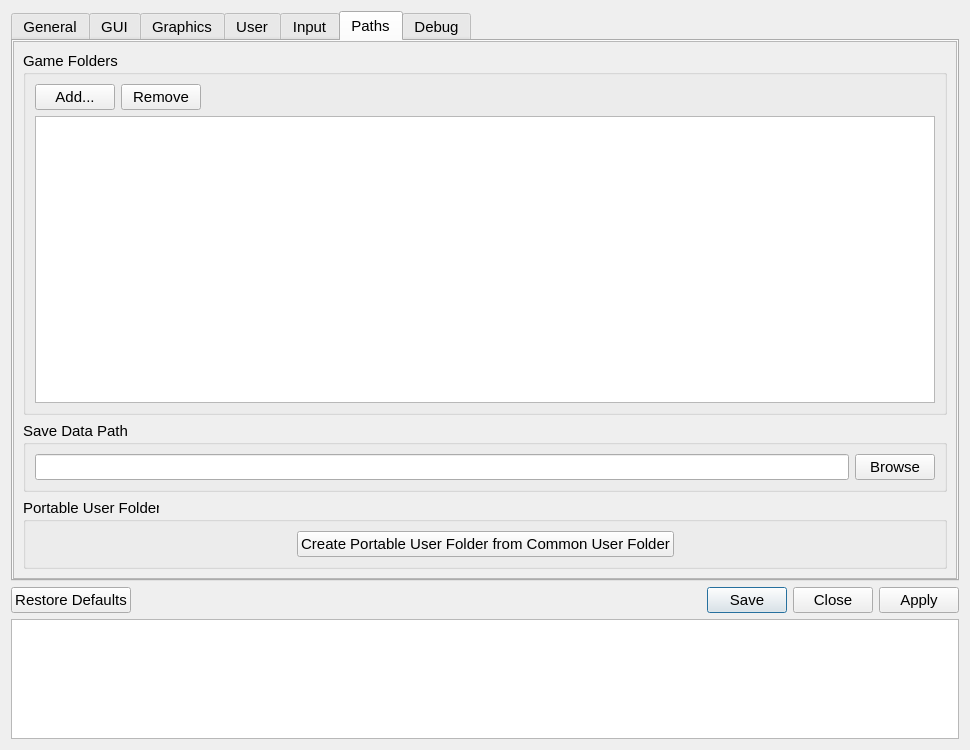
This is src/qt_gui/settings_dialog.ui in shadps4-emu/shadPS4 as Qt 5 draws it before an edit. The edited form follows.
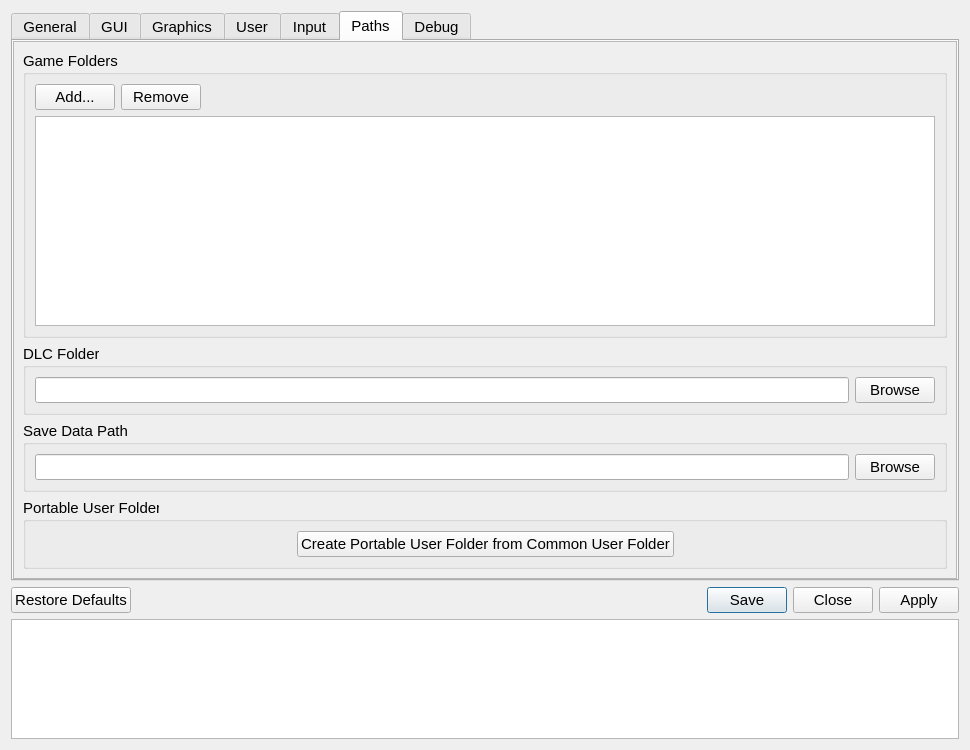
This is the edited form. The open tabs and pages were chosen to show the change. Icons and pictures are not drawn.

Commit message:
Add an option to change DLC path from the settings (#3501)
* Update settings_dialog.ui

* Update settings_dialog.cpp

* rename PLACEHOLDER settings_dialog.cpp

* Move DLC above save data settings_dialog.ui

```diff
--- a/src/qt_gui/settings_dialog.ui
+++ b/src/qt_gui/settings_dialog.ui
@@ -1796,8 +1796,8 @@
         <rect>
          <x>0</x>
          <y>0</y>
-         <width>421</width>
-         <height>319</height>
+         <width>944</width>
+         <height>537</height>
         </rect>
        </property>
        <layout class="QVBoxLayout" name="pathsTabLayout">
@@ -1844,6 +1844,33 @@
           </layout>
          </widget>
         </item>
+        <item>
+         <widget class="QGroupBox" name="dlcFolderGroupBox_2">
+          <property name="title">
+           <string>DLC Folder</string>
+          </property>
+          <layout class="QVBoxLayout" name="dlcFolderGroupBox">
+           <item>
+            <layout class="QHBoxLayout" name="horizontalLayout_17">
+             <item>
+              <widget class="QLineEdit" name="currentDLCFolder">
+               <property name="readOnly">
+                <bool>true</bool>
+               </property>
+              </widget>
+             </item>
+             <item>
+              <widget class="QPushButton" name="folderButton">
+               <property name="text">
+                <string>Browse</string>
+               </property>
+              </widget>
+             </item>
+            </layout>
+           </item>
+          </layout>
+         </widget>
+        </item>
         <item>
          <widget class="QGroupBox" name="saveDataGroupBox">
           <property name="title">
```
Left out of the diff: 326 changed lines with no effect on the pictures. The commit also changes 1 other file.
